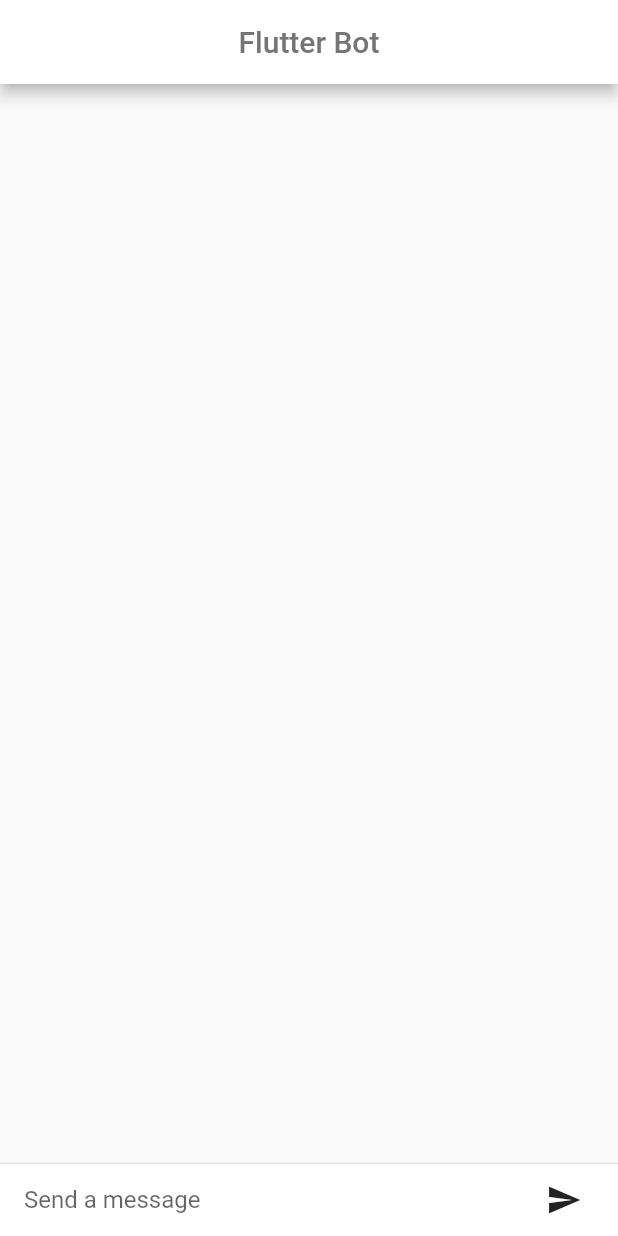
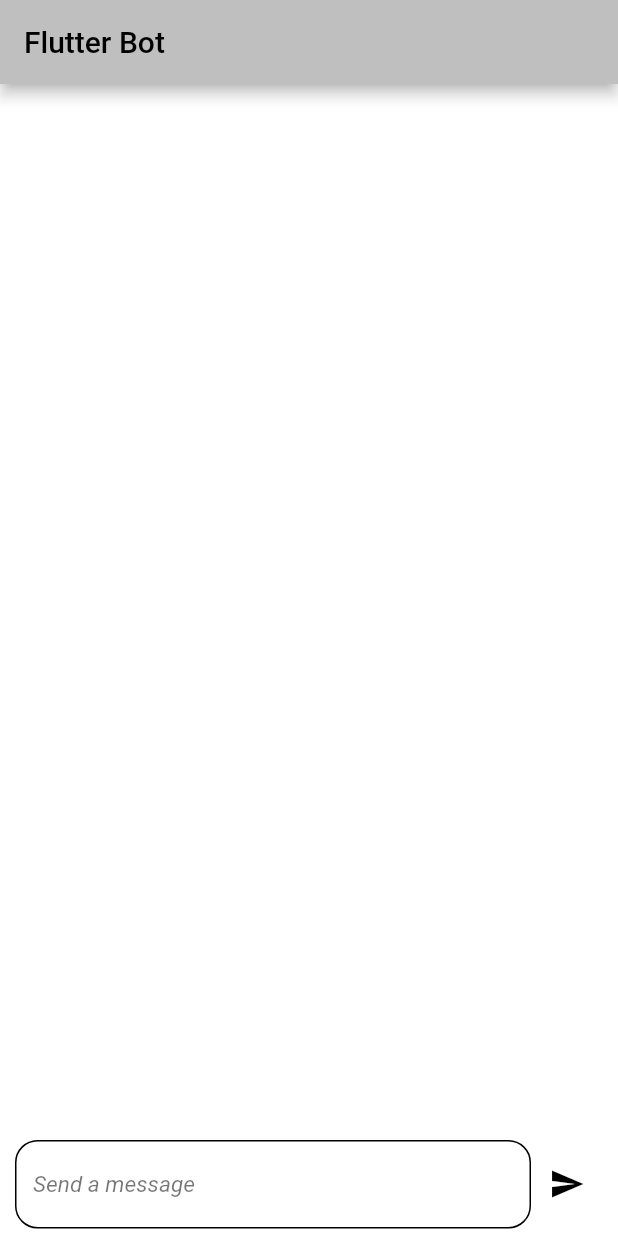
Before and after one commit to ameysunu/chatbot, a Flutter app: the screen it shows after launch, on a phone screen of 412 x 824 dp. Run offline on Flutter 3.47's test engine with Material 2 defaults, Android fonts, the phone set to English and light mode, and no system bars; our stand-ins replace hexcolor; missing offline and left inert: dialog_flowtter; Roboto replaces fonts that are missing (Poppins).

Commit message:
migrated to new packages

```diff
--- a/lib/main.dart
+++ b/lib/main.dart
@@ -1,228 +1,218 @@
+import 'package:dialog_flowtter/dialog_flowtter.dart';
 import 'package:flutter/material.dart';
-import 'package:flutter_dialogflow/dialogflow_v2.dart';
 import 'package:hexcolor/hexcolor.dart';
 
-void main() => runApp(new MyApp());
+void main() {
+  runApp(MyApp());
+}
 
 class MyApp extends StatelessWidget {
   @override
   Widget build(BuildContext context) {
-    return new MaterialApp(
-      title: 'DialogFlow and Flutter',
-      theme: ThemeData(),
-      darkTheme: ThemeData.dark(),
+    return MaterialApp(
       debugShowCheckedModeBanner: false,
-      home: new HomePageDialogflow(),
+      title: 'Flutter Bot',
+      home: Home(),
     );
   }
 }
 
-class HomePageDialogflow extends StatefulWidget {
-  HomePageDialogflow({Key key, this.title}) : super(key: key);
+class Home extends StatefulWidget {
+  @override
+  _HomeState createState() => _HomeState();
+}
 
-  final String title;
+class _HomeState extends State<Home> {
+  late DialogFlowtter dialogFlowtter;
+  final TextEditingController messageController = TextEditingController();
+
+  List<Map<String, dynamic>> messages = [];
 
   @override
-  _HomePageDialogflow createState() => new _HomePageDialogflow();
-}
+  void initState() {
+    super.initState();
+    DialogFlowtter.fromFile().then((instance) => dialogFlowtter = instance);
+  }
 
-class _HomePageDialogflow extends State<HomePageDialogflow> {
-  final List<ChatMessage> _messages = <ChatMessage>[];
-  final TextEditingController _textController = new TextEditingController();
-
-  Widget _buildTextComposer() {
-    return new Container(
-      margin: const EdgeInsets.symmetric(horizontal: 8.0),
-      child: new Row(
-        children: <Widget>[
-          new Flexible(
-            child: Padding(
-              padding: const EdgeInsets.all(8.0),
-              child: new TextField(
-                controller: _textController,
-                onSubmitted: _handleSubmitted,
-                decoration:
-                    new InputDecoration.collapsed(hintText: "Send a message"),
+  @override
+  Widget build(BuildContext context) {
+    var themeValue = MediaQuery.of(context).platformBrightness;
+    return Scaffold(
+      backgroundColor: themeValue == Brightness.dark
+          ? HexColor('#262626')
+          : HexColor('#FFFFFF'),
+      appBar: AppBar(
+        backgroundColor: themeValue == Brightness.dark
+            ? HexColor('#3C3A3A')
+            : HexColor('#BFBFBF'),
+        title: Text(
+          'Flutter Bot',
+          style: TextStyle(
+              color:
+                  themeValue == Brightness.dark ? Colors.white : Colors.black),
+        ),
+      ),
+      body: SafeArea(
+        child: Column(
+          children: [
+            Expanded(child: Body(messages: messages)),
+            Container(
+              padding: const EdgeInsets.symmetric(
+                horizontal: 10,
+                vertical: 5,
+              ),
+              child: Row(
+                children: [
+                  Expanded(
+                    child: TextFormField(
+                      controller: messageController,
+                      style: TextStyle(
+                          color: themeValue == Brightness.dark
+                              ? Colors.white
+                              : Colors.black,
+                          fontFamily: 'Poppins'),
+                      decoration: new InputDecoration(
+                        enabledBorder: new OutlineInputBorder(
+                            borderSide: new BorderSide(
+                                color: themeValue == Brightness.dark
+                                    ? Colors.white
+                                    : Colors.black),
+                            borderRadius: BorderRadius.circular(15)),
+                        hintStyle: TextStyle(
+                          color: themeValue == Brightness.dark
+                              ? Colors.white54
+                              : Colors.black54,
+                          fontSize: 15,
+                          fontStyle: FontStyle.italic,
+                        ),
+                        labelStyle: TextStyle(
+                            color: themeValue == Brightness.dark
+                                ? Colors.white
+                                : Colors.black),
+                        hintText: 'Send a message',
+                      ),
+                    ),
+                  ),
+                  IconButton(
+                    color: themeValue == Brightness.dark
+                        ? Colors.white
+                        : Colors.black,
+                    icon: Icon(Icons.send),
+                    onPressed: () {
+                      sendMessage(messageController.text);
+                      messageController.clear();
+                    },
+                  ),
+                ],
               ),
             ),
-          ),
-          new Container(
-          margin: new EdgeInsets.symmetric(horizontal: 4.0),
-          child: new IconButton(
-              icon: new Icon(Icons.send),
-              onPressed: () => _handleSubmitted(_textController.text)),
-            ),
-        ],
+          ],
+        ),
       ),
     );
   }
 
-  void Response(query) async {
-    _textController.clear();
-    AuthGoogle authGoogle =
-        await AuthGoogle(fileJson: "assets/credentials.json").build();
-    Dialogflow dialogflow =
-        Dialogflow(authGoogle: authGoogle, language: Language.english);
-    AIResponse response = await dialogflow.detectIntent(query);
-    ChatMessage message = new ChatMessage(
-      text: response.getMessage() ??
-          new CardDialogflow(response.getListMessage()[0]).title,
-      name: "Bot",
-      type: false,
+  void sendMessage(String text) async {
+    if (text.isEmpty) return;
+    setState(() {
+      addMessage(
+        Message(text: DialogText(text: [text])),
+        true,
+      );
+    });
+
+    DetectIntentResponse response = await dialogFlowtter.detectIntent(
+      queryInput: QueryInput(text: TextInput(text: text)),
     );
+
+    if (response.message == null) return;
     setState(() {
-      _messages.insert(0, message);
+      addMessage(response.message!);
     });
   }
 
-  void _handleSubmitted(String text) {
-    _textController.clear();
-    ChatMessage message = new ChatMessage(
-      text: text,
-      name: "Me",
-      type: true,
-    );
-    setState(() {
-      _messages.insert(0, message);
+  void addMessage(Message message, [bool isUserMessage = false]) {
+    messages.add({
+      'message': message,
+      'isUserMessage': isUserMessage,
     });
-    Response(text);
   }
 
   @override
+  void dispose() {
+    dialogFlowtter.dispose();
+    super.dispose();
+  }
+}
+
+class Body extends StatelessWidget {
+  final List<Map<String, dynamic>> messages;
+
+  const Body({
+    Key? key,
+    this.messages = const [],
+  }) : super(key: key);
+
+  @override
   Widget build(BuildContext context) {
-    return new Scaffold(
-      appBar: new AppBar(
-        backgroundColor: Theme.of(context).cardColor,
-        centerTitle: true,
-        title: new Text(
-          "Flutter Bot",
-          style: TextStyle(
-fontSize: 20, color: Colors.grey[600]),
-        ),
+    return ListView.separated(
+      itemBuilder: (context, i) {
+        var obj = messages[messages.length - 1 - i];
+        Message message = obj['message'];
+        bool isUserMessage = obj['isUserMessage'] ?? false;
+        return Row(
+          mainAxisAlignment:
+              isUserMessage ? MainAxisAlignment.end : MainAxisAlignment.start,
+          mainAxisSize: MainAxisSize.min,
+          children: [
+            _MessageContainer(
+              message: message,
+              isUserMessage: isUserMessage,
+            ),
+          ],
+        );
+      },
+      separatorBuilder: (_, i) => Container(height: 10),
+      itemCount: messages.length,
+      reverse: true,
+      padding: const EdgeInsets.symmetric(
+        horizontal: 10,
+        vertical: 20,
       ),
-      body: new Column(children: <Widget>[
-        new Flexible(
-            child: new ListView.builder(
-          padding: new EdgeInsets.all(8.0),
-          reverse: true,
-          itemBuilder: (_, int index) => _messages[index],
-          itemCount: _messages.length,
-        )),
-        new Divider(height: 1.0),
-        new Container(
-          decoration: new BoxDecoration(color: Theme.of(context).cardColor),
-          child: _buildTextComposer(),
-        ),
-      ]),
     );
   }
 }
 
-class ChatMessage extends StatelessWidget {
-  ChatMessage({this.text, this.name, this.type});
+class _MessageContainer extends StatelessWidget {
+  final Message message;
+  final bool isUserMessage;
 
-  final String text;
-  final String name;
-  final bool type;
-
-  List<Widget> otherMessage(context) {
-    return <Widget>[
-      new Container(
-        margin: const EdgeInsets.only(right: 16.0),
-        child: new CircleAvatar(
-          child: new Text(
-            'B',
-            style: TextStyle(color: Colors.black),
-          ),
-          backgroundColor: Hexcolor('#E6E5EB'),
-        ),
-      ),
-      new Expanded(
-        child: Card(
-          elevation: 3,
-          color: Hexcolor('#E6E5EB'),
-          child: new Column(
-            crossAxisAlignment: CrossAxisAlignment.start,
-            children: <Widget>[
-              Padding(
-                padding: const EdgeInsets.all(8.0),
-                child: new Text(this.name,
-                    style: new TextStyle(
-
-                        fontWeight: FontWeight.bold,
-                        color: Colors.black)),
-              ),
-              new Container(
-                margin: const EdgeInsets.only(top: 5.0),
-                child: Padding(
-                  padding: const EdgeInsets.fromLTRB(8, 0, 8, 8),
-                  child: new Text(
-                    text,
-                    style: TextStyle(color: Colors.black),
-                  ),
-                ),
-              ),
-            ],
-          ),
-        ),
-      ),
-    ];
-  }
-
-  List<Widget> myMessage(context) {
-    return <Widget>[
-      new Expanded(
-        child: Card(
-          elevation: 3,
-          color: Hexcolor('#1982FC'),
-          child: new Column(
-            crossAxisAlignment: CrossAxisAlignment.end,
-            children: <Widget>[
-              Padding(
-                padding: const EdgeInsets.all(8.0),
-                child: new Text(this.name,
-                    style: TextStyle(
-                        color: Colors.white,
-                        fontWeight: FontWeight.bold)),
-              ),
-              Padding(
-                padding: const EdgeInsets.fromLTRB(8.0, 0, 8, 8),
-                child: new Container(
-                  margin: const EdgeInsets.only(top: 5.0),
-                  child: new Text(
-                    text,
-                    style: TextStyle(
-                      color: Colors.white,
-                    ),
-                  ),
-                ),
-              ),
-            ],
-          ),
-        ),
-      ),
-      new Container(
-        margin: const EdgeInsets.only(left: 16.0),
-        child: new CircleAvatar(
-          backgroundColor: Hexcolor('#1982FC'),
-          child: new Text(
-            this.name[0],
-            style: new TextStyle(
-                fontWeight: FontWeight.bold,
-                color: Colors.white),
-          ),
-        ),
-      ),
-    ];
-  }
+  const _MessageContainer({
+    Key? key,
+    required this.message,
+    this.isUserMessage = false,
+  }) : super(key: key);
 
   @override
   Widget build(BuildContext context) {
-    return new Container(
-      margin: const EdgeInsets.symmetric(vertical: 10.0),
-      child: new Row(
-        crossAxisAlignment: CrossAxisAlignment.start,
-        children: this.type ? myMessage(context) : otherMessage(context),
+    return Container(
+      constraints: BoxConstraints(maxWidth: 250),
+      child: LayoutBuilder(
+        builder: (context, constrains) {
+          return Container(
+            decoration: BoxDecoration(
+              color: isUserMessage ? Colors.blue : Colors.grey[800],
+              borderRadius: BorderRadius.circular(20),
+            ),
+            padding: const EdgeInsets.all(10),
+            child: Text(
+              message.text?.text?[0] ?? '',
+              style: TextStyle(
+                color: Colors.white,
+              ),
+            ),
+          );
+        },
       ),
     );
   }
```
Also changed, not shown: pubspec.yaml (+12 -11 lines), assets/dark.png, assets/dialog_flow_auth.json (renamed from assets/credentials.json), assets/light.png, fonts/Ubuntu-Regular.ttf (deleted), pubspec.lock, 5 other files.
